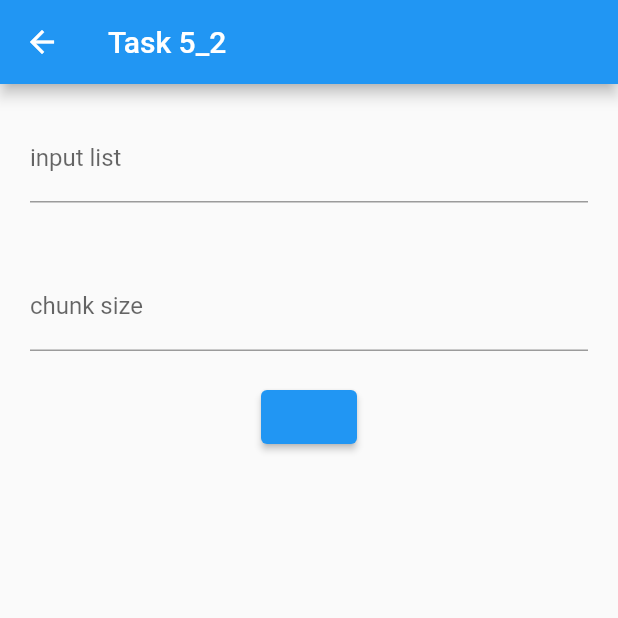
After one commit to phongnguyenxuan/Flutter, a Flutter app: the Task5_2 screen opened directly, on a phone screen of 412 x 824 dp, the top half of it. The commit adds this screen. Run offline on Flutter 3.47's test engine with Material 2 defaults, Android fonts, the phone set to English and light mode, and no system bars.

Commit message:
update task 5_2

```diff
--- /dev/null
+++ b/lib/level_5/task5_2.dart
@@ -0,0 +1,69 @@
+import 'package:flutter/material.dart';
+
+class Task5_2 extends StatefulWidget {
+  const Task5_2({super.key});
+
+  @override
+  State<Task5_2> createState() => _Task5_2State();
+}
+
+class _Task5_2State extends State<Task5_2> {
+  var inputList = [];
+  TextEditingController controller = TextEditingController();
+  TextEditingController sizeController = TextEditingController();
+  late String result = '';
+  @override
+  Widget build(BuildContext context) {
+    return Scaffold(
+      appBar: AppBar(
+        title: const Text('Task 5_2'),
+      ),
+      body: Column(
+        children: [
+          Padding(
+            padding: const EdgeInsets.all(20.0),
+            child: TextFormField(
+              controller: controller,
+              onFieldSubmitted: (value) {},
+              decoration: const InputDecoration(
+                  labelText: 'input list',
+                  hintText: 'nhập các phần tử cách nhau bởi dấu ,'),
+            ),
+          ),
+          Padding(
+            padding: const EdgeInsets.all(20.0),
+            child: TextFormField(
+              controller: sizeController,
+              decoration: const InputDecoration(
+                labelText: 'chunk size',
+              ),
+            ),
+          ),
+          ElevatedButton(
+              onPressed: () {
+                inputList = controller.text.split(',');
+                //
+                int chunkSize = int.parse(sizeController.text);
+                int n = inputList.length;
+                var chunks = [];
+                for (var i = 0; i < n; i += chunkSize) {
+                  chunks.add(inputList.sublist(
+                      i,
+                      i + chunkSize > inputList.length
+                          ? inputList.length
+                          : i + chunkSize));
+                }
+                setState(() {
+                  result = chunks.toString();
+                });
+              },
+              child: null),
+          Padding(
+            padding: const EdgeInsets.all(8.0),
+            child: Text(result),
+          )
+        ],
+      ),
+    );
+  }
+}
--- a/lib/main.dart
+++ b/lib/main.dart
@@ -25,6 +25,7 @@ import 'package:my_project/level_4/task4_10.dart';
 import 'package:my_project/level_4/task4_2.dart';
 import 'package:my_project/level_4/task4_3.dart';
 import 'package:my_project/level_4/task4_7.dart';
+import 'package:my_project/level_5/task5_2.dart';
 import 'level_1/task1_5.dart';
 import 'level_3/task3_1.dart';
 import 'level_4/task4_6.dart';
@@ -96,6 +97,7 @@ class _MyHomePageState extends State<MyHomePage> {
   ];
   List<Widget> listTaskLevel5 = [
     const Task5_1(),
+    const Task5_2(),
   ];
   @override
   Widget build(BuildContext context) {
```
